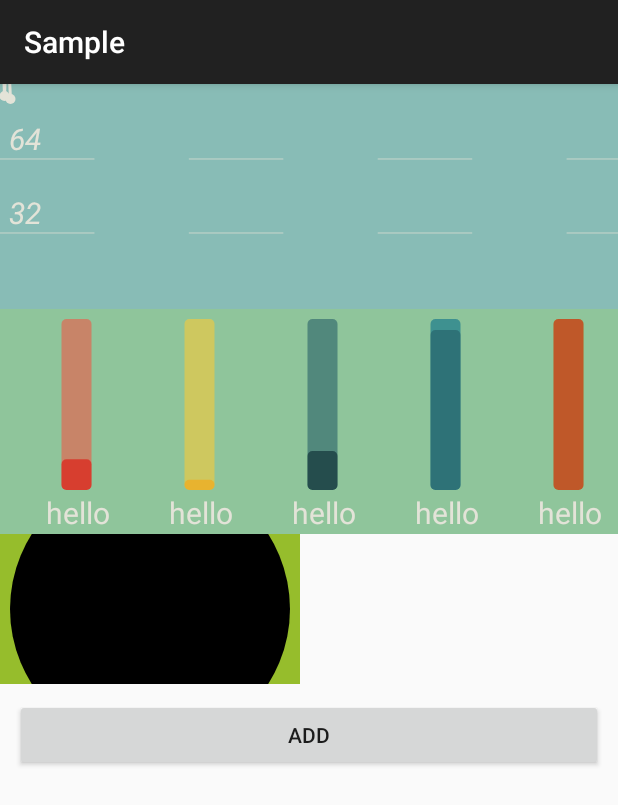
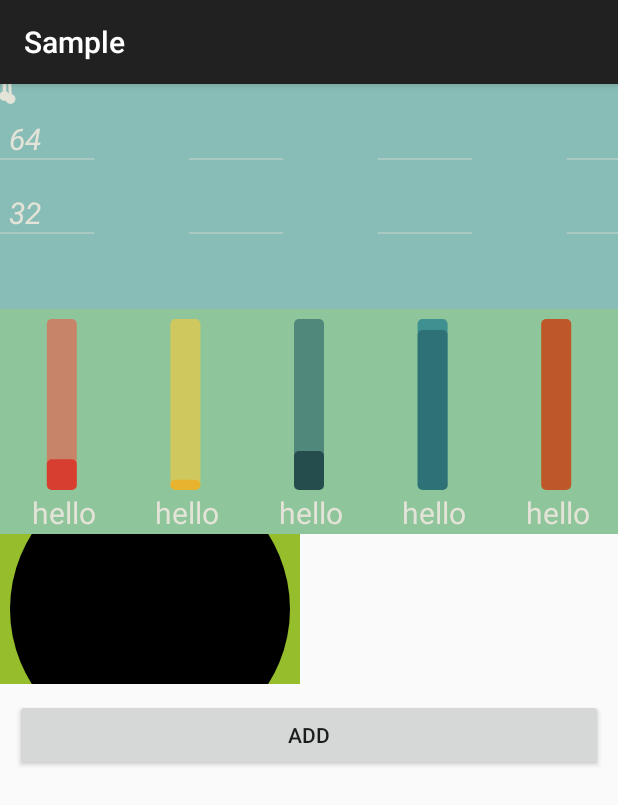
Before and after one commit to zakiso/animation-chart-sample, an Android app: the screen it shows after launch (MainActivity), on a phone screen of 412 x 824 dp. Shown: the top 805 px of the screen. Run offline under Robolectric (Android 15) with nearby library versions, the phone set to English and light mode, and no system bars.

Commit message:
fix 修复边距问题

```diff
--- a/app/src/main/java/me/blogof/android/app/BarView.java
+++ b/app/src/main/java/me/blogof/android/app/BarView.java
@@ -49,9 +49,9 @@ public class BarView extends View {
         //柱与柱之间的间隔
         float space;
         if (orientation == 1){
-            space = getWidth()/pillars.size();
+            space = (getWidth() - (pillars.size() * pillarWidth))/pillars.size();
         }else {
-            space = getHeight()/pillars.size();
+            space = (getHeight() - (pillars.size() * pillarWidth))/pillars.size();
         }
         mPaint.setStrokeWidth(1);
         mPaint.setStyle(Paint.Style.FILL);
@@ -65,7 +65,7 @@ public class BarView extends View {
             float titleHeight = bounds.height();
             float titleWidth = bounds.width();
 
-            float left = i*space + space/2;
+            float left = i*pillarWidth + (i+0.5f)*space;
             float top = padding;
             float right = left + pillarWidth;
             float bottom = getHeight() - 2*padding - titleHeight;
```
